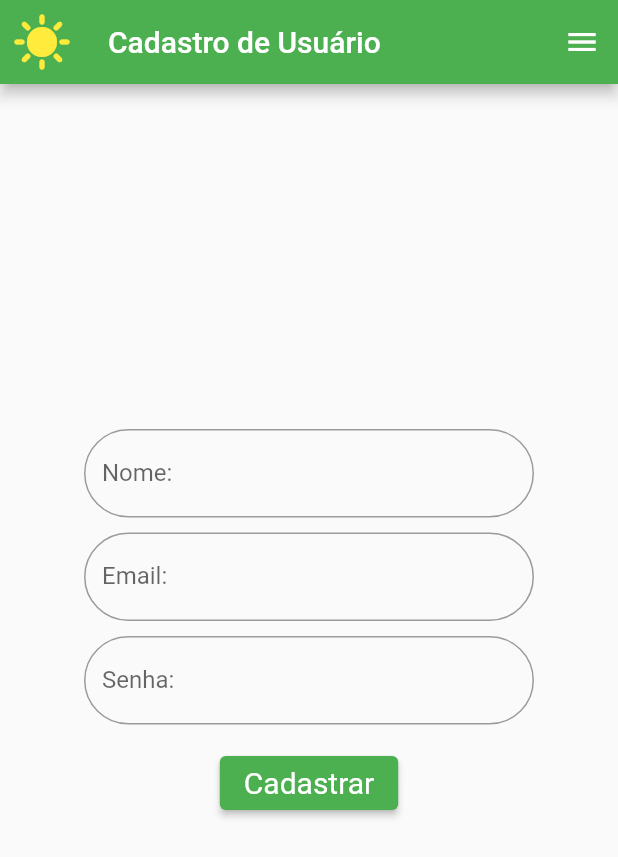
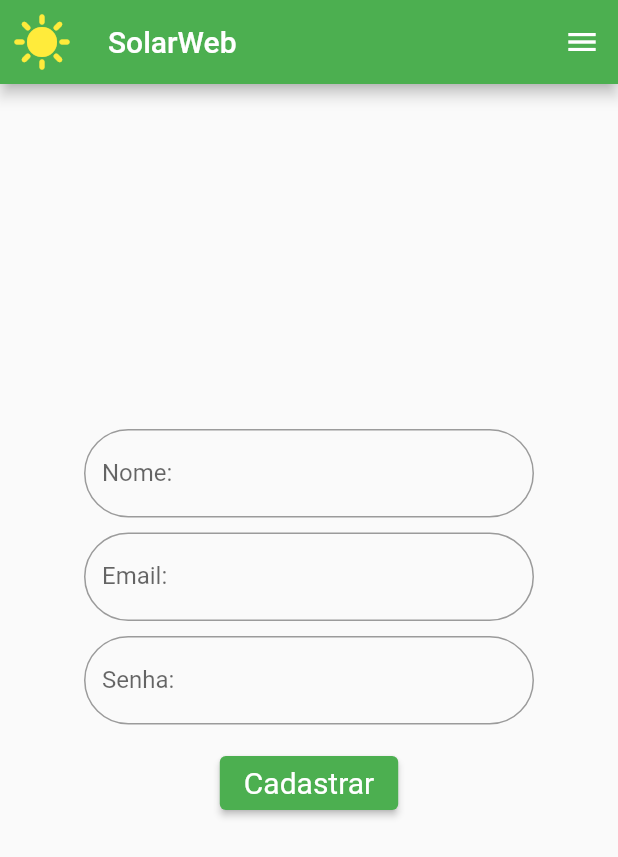
Before and after one commit to CesarVales/solarWeb, a Flutter app: the newAccount screen opened directly, on a phone screen of 412 x 824 dp. Shown: the top 857 px of the screen. Run offline on Flutter 3.47's test engine with Material 2 defaults, Android fonts, the phone set to English and light mode, and no system bars; our stand-ins replace flutter_staggered_animations, geolocator, get, google_maps_flutter; missing offline and left inert: flutter_config, google_places_for_flutter, map; network calls fail.

Commit message:
bottomSheet and dbControler

```diff
--- a/lib/my_bottom_sheet.dart
+++ b/lib/my_bottom_sheet.dart
@@ -28,7 +28,7 @@ class _MyBottomSheetState extends State<MyBottomSheet> {
       builder: (BuildContext context, ScrollController scrollController) {
 
         return Material(
-            color:Color.fromRGBO(144, 238, 145, 0.5450980392156862),
+            color:Colors.green,
             borderRadius: BorderRadius.only(
               topLeft: Radius.circular(20),
               topRight: Radius.circular(20),
--- a/lib/newAccount.dart
+++ b/lib/newAccount.dart
@@ -1,27 +1,22 @@
 import 'package:flutter/cupertino.dart';
 import 'package:flutter/material.dart';
+import 'package:solar_web/AppBarWidget.dart';
+import 'package:solar_web/drawer.dart';
 
 class newAccount extends StatelessWidget {
   final _tLogin = TextEditingController();
   final _tSenha = TextEditingController();
   final _tNome = TextEditingController();
   final GlobalKey<FormState> _formKey = GlobalKey<FormState>();
+  final _scaffoldKey = GlobalKey<ScaffoldState>();
 
   @override
   Widget build(BuildContext context) {
+
     return Scaffold(
-      appBar: AppBar(
-        title: Text('Cadastro de Usuário'), backgroundColor: Colors.green,
-        leading: Icon(Icons.sunny, color: Colors.yellow, size: 40,),
-        actions: [
-          IconButton(
-            icon: Icon(Icons.menu),
-            onPressed: () {
-              Scaffold.of(context).openDrawer(); // exibe o novo Drawer
-            },
-          ),
-        ],
-      ),
+      key: _scaffoldKey,
+
+      appBar: AppBarWidget(scaffoldKey: _scaffoldKey,),drawer: drawer(),
       body: Container(
         key: _formKey,
         child: Column(
```
Also changed, not shown: lib/dbControler.dart (added).
